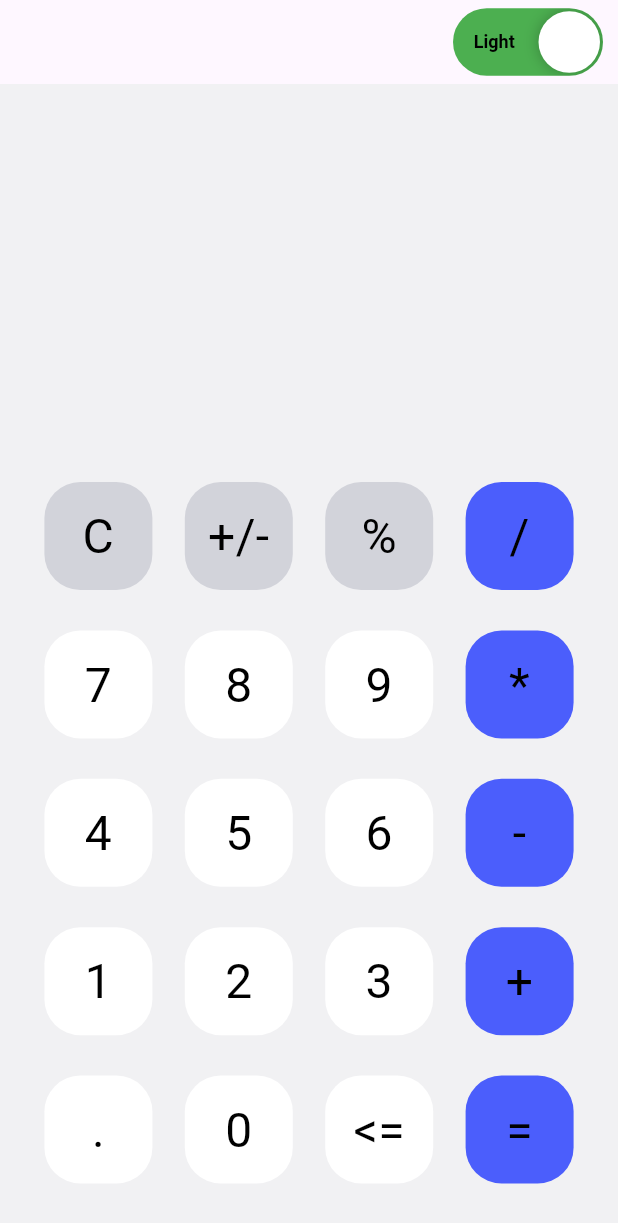
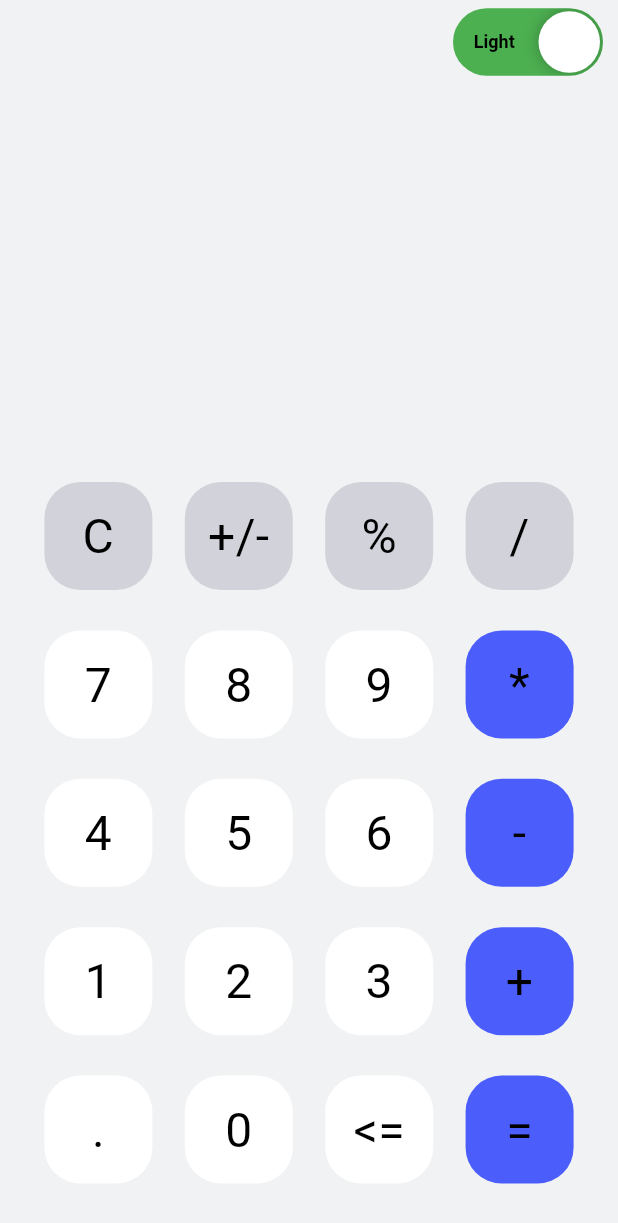
Before and after one commit to ayushsonani/calculator_bloc, a Flutter app: the screen it shows after launch, on a phone screen of 412 x 824 dp. Shown: the top 1223 px of the screen. Run offline on Flutter 3.47's test engine with Material 3 defaults, Android fonts, the phone set to English and light mode, and no system bars; drawn by our look-alikes of flutter_advanced_switch; our stand-ins replace bloc, flutter_bloc, math_expressions; Roboto replaces fonts that are missing (Work Sans).

Commit message:
calculator is complite

```diff
--- a/lib/screens/calculator_page.dart
+++ b/lib/screens/calculator_page.dart
@@ -48,6 +48,8 @@ class Calculator_bloc_controllerPage extends StatelessWidget {
          return Scaffold(
             backgroundColor: state.backcolor,
             appBar: AppBar(
+              backgroundColor: state.backcolor,
+
               actions: [
                 AdvancedSwitch(
                   controller: controller,
@@ -92,7 +94,7 @@ class Calculator_bloc_controllerPage extends StatelessWidget {
                                 child: Text(
                                   "${state2.answer}",
                                   style: TextStyle(
-                                      fontSize: 35, color:state.textcolor ),
+                                      fontSize: 50, color:state.textcolor ),
                                 ));
                           }
                           return Text("");
@@ -105,7 +107,7 @@ class Calculator_bloc_controllerPage extends StatelessWidget {
                       decoration: BoxDecoration(
 
                       ),
-                      child: CalculatorButtons(textcolor: state.textcolor
+                      child: CalculatorButtons(extButton: state.etxButton,textcolor: state.textcolor
                           ,color: state.buttoncolor),
                     )),
               ],
--- a/lib/themes/themes_bloc.dart
+++ b/lib/themes/themes_bloc.dart
@@ -18,7 +18,9 @@ class ThemesBloc extends Bloc<ThemesEvent, ThemesState> {
       emit(ThemeGet(
           textcolor: event.theme?Colors.black:Colors.white,
           buttoncolor: event.theme?Colors.white:Colors.black,
-          backcolor: event.theme?Color(0xFFF1F1F3):Color(0xFF16171C),
+          backcolor: event.theme?Color(0xFFF1F2F3)
+              :Color(0xFF17171C),
+          etxButton: event.theme?Color(0xffd2d3da): Color(0xff4e505f),
           theme: event.theme));
     });
 
--- a/lib/themes/themes_state.dart
+++ b/lib/themes/themes_state.dart
@@ -16,5 +16,6 @@ class ThemeGet  extends ThemesState{
   Color buttoncolor;
   Color textcolor;
   Color backcolor;
-  ThemeGet({required this.theme,required this.textcolor,required this.buttoncolor,required this.backcolor});
+  Color etxButton;
+  ThemeGet({required this.theme,required this.textcolor,required this.buttoncolor,required this.backcolor,required this.etxButton});
 }
--- a/lib/widgets_ui/calculator_buttons.dart
+++ b/lib/widgets_ui/calculator_buttons.dart
@@ -10,8 +10,9 @@ class CalculatorButtons extends StatefulWidget {
 
   Color textcolor;
   Color color;
+  Color extButton;
 
-   CalculatorButtons({required this.textcolor,required this.color});
+   CalculatorButtons({required this.textcolor,required this.color,required this.extButton});
 
   @override
   State<CalculatorButtons> createState() => _CalculatorButtonsState();
@@ -39,22 +40,22 @@ class _CalculatorButtonsState extends State<CalculatorButtons> {
                     children: [
                       CalculatorContainer(
                         textcolor: widget.textcolor,
-                        color:   Color(0xFFD2D3DA),
+                        color:   widget.extButton,
                         name: button_name[0],
                       ),
                       CalculatorContainer(
                         textcolor: widget.textcolor,
-                        color: Color(0xFFD2D3DA),
+                        color: widget.extButton,
                         name: button_name[1],
                       ),
                       CalculatorContainer(
                         textcolor: widget.textcolor,
-                        color: Color(0xFFD2D3DA),
+                        color: widget.extButton,
                         name: button_name[2],
                       ),
                       CalculatorContainer(
                         textcolor: widget.textcolor,
-                        color: Color(0xFF4B5EFC),
+                        color: widget.extButton,
                         name: button_name[3],
                       ),
                     ],
```
